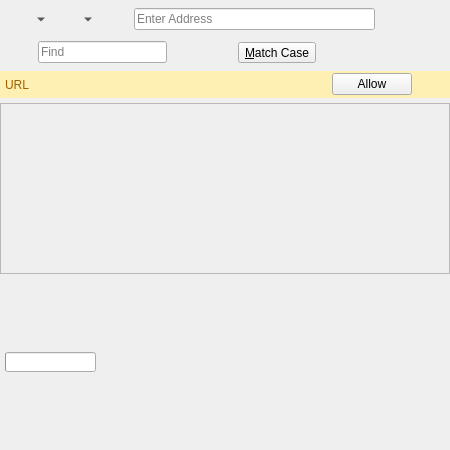
The window that 2.x/UI/dooble_page.ui (textbrowser/dooble) describes before a commit, drawn with Qt 5.
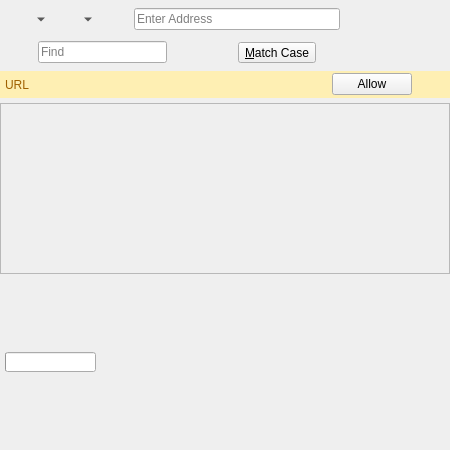
The same window after the commit. Custom widgets are drawn as their Qt base class.

Commit message: A / B exception.

Patch:
```diff
--- a/2.x/UI/dooble_page.ui
+++ b/2.x/UI/dooble_page.ui
@@ -110,6 +110,25 @@
        </property>
       </widget>
      </item>
+     <item>
+      <widget class="dooble_tool_button" name="accepted_or_blocked">
+       <property name="toolTip">
+        <string>Accepted / Blocked Exception</string>
+       </property>
+       <property name="text">
+        <string/>
+       </property>
+       <property name="iconSize">
+        <size>
+         <width>22</width>
+         <height>22</height>
+        </size>
+       </property>
+       <property name="autoRaise">
+        <bool>true</bool>
+       </property>
+      </widget>
+     </item>
      <item>
       <widget class="dooble_tool_button" name="downloads">
        <property name="toolTip">
```
Left out of the diff: 1 changed line with no effect on the pictures. The commit also changes 1 other file.
